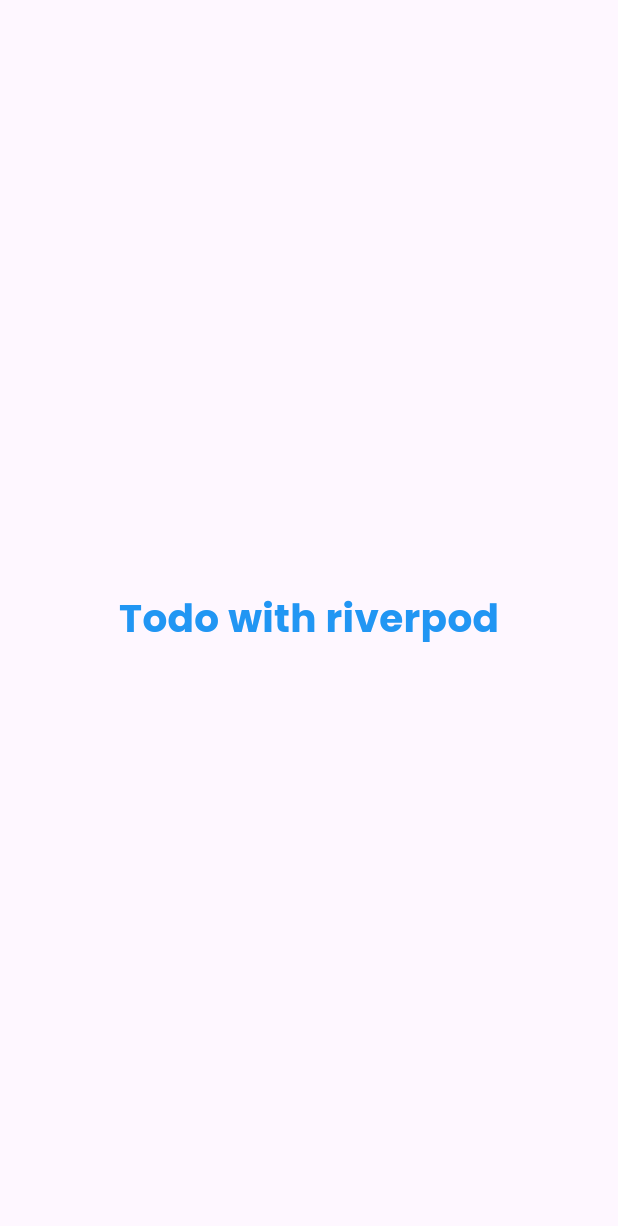
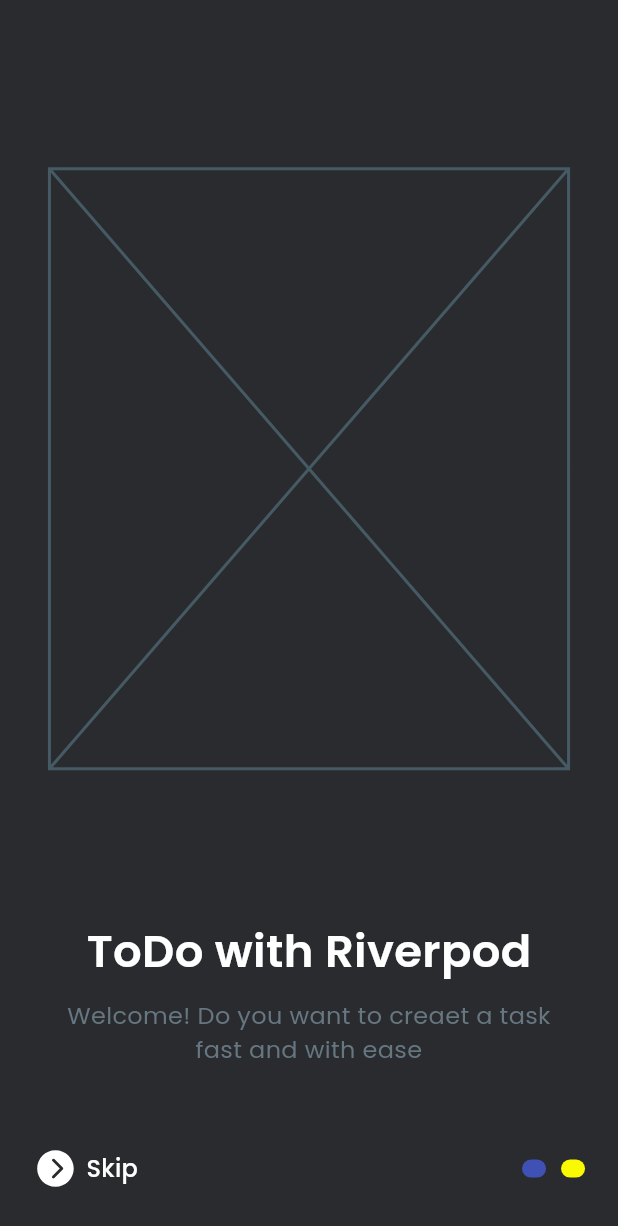
Before and after one commit to TheDP66/riverpod_todo, a Flutter app: the screen it shows after launch, on a phone screen of 412 x 824 dp. Shown: the top 1226 px of the screen. Run offline on Flutter 3.47's test engine with Material 3 defaults, Android fonts, the phone set to English and light mode, and no system bars; drawn by our look-alikes of smooth_page_indicator; our stand-ins replace flutter_screenutil, flutter_vector_icons, google_fonts, hooks_riverpod.

Commit message:
first commit

```diff
--- /dev/null
+++ b/lib/common/utils/constants.dart
@@ -0,0 +1,22 @@
+import 'package:flutter/material.dart';
+import 'package:flutter_screenutil/flutter_screenutil.dart';
+
+class AppConst {
+  // private class
+  AppConst._();
+
+  static const Color kBkDark = Color(0xFF2a2b2e);
+  static const Color kLight = Color(0xFFFFFFFF);
+  static const Color kRed = Color(0xFFd80000);
+  static const Color kBlueLight = Color(0xFF027eb5);
+  static const Color kGreyDk = Color(0xFF707070);
+  static const Color kGreyLight = Color(0xFF667781);
+  static const Color kGreen = Color(0xFF20a31E);
+  static const Color kYellow = Color(0xFFF9F900);
+  static const Color kBkLight = Color(0x58797777);
+  static const Color kGreyBk = Color(0xFF202c33);
+
+  static double kWidth = 375.w;
+  static double kHeight = 825.h;
+  static double kRadius = 12.h;
+}
--- a/lib/features/onboarding/pages/onboarding.dart
+++ b/lib/features/onboarding/pages/onboarding.dart
@@ -1,10 +1,102 @@
 import 'package:flutter/material.dart';
+import 'package:flutter_screenutil/flutter_screenutil.dart';
+import 'package:flutter_vector_icons/flutter_vector_icons.dart';
+import 'package:riverpod_todo/common/utils/constants.dart';
+import 'package:riverpod_todo/common/widgets/app_style.dart';
+import 'package:riverpod_todo/common/widgets/reusable_text.dart';
+import 'package:riverpod_todo/common/widgets/width_spacer.dart';
+import 'package:riverpod_todo/features/onboarding/widgets/page_one.dart';
+import 'package:riverpod_todo/features/onboarding/widgets/page_two.dart';
+import 'package:smooth_page_indicator/smooth_page_indicator.dart';
 
-class OnBoarding extends StatelessWidget {
+class OnBoarding extends StatefulWidget {
   const OnBoarding({super.key});
 
   @override
+  State<OnBoarding> createState() => _OnBoardingState();
+}
+
+class _OnBoardingState extends State<OnBoarding> {
+  final PageController pageController = PageController();
+
+  @override
+  void dispose() {
+    pageController.dispose();
+    super.dispose();
+  }
+
+  @override
   Widget build(BuildContext context) {
-    return Container();
+    return Scaffold(
+      body: Stack(
+        children: [
+          PageView(
+            physics: const AlwaysScrollableScrollPhysics(),
+            controller: pageController,
+            children: const [
+              PageOne(),
+              PageTwo(),
+            ],
+          ),
+          Align(
+            alignment: Alignment.bottomCenter,
+            child: Padding(
+              padding: EdgeInsets.symmetric(
+                horizontal: 20.w,
+                vertical: 30.h,
+              ),
+              child: Row(
+                mainAxisAlignment: MainAxisAlignment.spaceBetween,
+                children: [
+                  GestureDetector(
+                    onTap: () {
+                      pageController.nextPage(
+                        duration: const Duration(
+                          milliseconds: 600,
+                        ),
+                        curve: Curves.ease,
+                      );
+                    },
+                    child: Row(
+                      children: [
+                        const Icon(
+                          Ionicons.chevron_forward_circle,
+                          size: 30,
+                          color: AppConst.kLight,
+                        ),
+                        const WidthSpacer(width: 5),
+                        ReusableText(
+                          text: "Skip",
+                          style: appstyle(
+                            16,
+                            AppConst.kLight,
+                            FontWeight.w500,
+                          ),
+                        ),
+                      ],
+                    ),
+                  ),
+                  GestureDetector(
+                    onTap: () {
+                      pageController.jumpToPage(1);
+                    },
+                    child: SmoothPageIndicator(
+                      controller: pageController,
+                      count: 2,
+                      effect: const WormEffect(
+                        dotHeight: 12,
+                        dotWidth: 16,
+                        spacing: 10,
+                        dotColor: AppConst.kYellow,
+                      ),
+                    ),
+                  ),
+                ],
+              ),
+            ),
+          ),
+        ],
+      ),
+    );
   }
 }
--- /dev/null
+++ b/lib/features/onboarding/widgets/page_one.dart
@@ -0,0 +1,60 @@
+import 'package:flutter/material.dart';
+import 'package:flutter_screenutil/flutter_screenutil.dart';
+import 'package:riverpod_todo/common/utils/constants.dart';
+import 'package:riverpod_todo/common/widgets/app_style.dart';
+import 'package:riverpod_todo/common/widgets/height_spacer.dart';
+import 'package:riverpod_todo/common/widgets/reusable_text.dart';
+
+class PageOne extends StatelessWidget {
+  const PageOne({super.key});
+
+  @override
+  Widget build(BuildContext context) {
+    return Container(
+      height: AppConst.kHeight,
+      width: AppConst.kWidth,
+      color: AppConst.kBkDark,
+      child: Column(
+        mainAxisAlignment: MainAxisAlignment.center,
+        crossAxisAlignment: CrossAxisAlignment.center,
+        children: [
+          Padding(
+            padding: EdgeInsets.symmetric(
+              horizontal: 30.w,
+            ),
+            child: const Placeholder(),
+          ),
+          const HeightSpacer(height: 100),
+          Column(
+            crossAxisAlignment: CrossAxisAlignment.center,
+            children: [
+              ReusableText(
+                text: "ToDo with Riverpod",
+                style: appstyle(
+                  30,
+                  AppConst.kLight,
+                  FontWeight.w600,
+                ),
+              ),
+              const HeightSpacer(height: 10),
+              Padding(
+                padding: EdgeInsets.symmetric(
+                  horizontal: 30.w,
+                ),
+                child: Text(
+                  "Welcome! Do you want to creaet a task fast and with ease",
+                  textAlign: TextAlign.center,
+                  style: appstyle(
+                    16,
+                    AppConst.kGreyLight,
+                    FontWeight.normal,
+                  ),
+                ),
+              ),
+            ],
+          )
+        ],
+      ),
+    );
+  }
+}
--- a/lib/main.dart
+++ b/lib/main.dart
@@ -1,7 +1,8 @@
 import 'package:flutter/material.dart';
 import 'package:flutter_screenutil/flutter_screenutil.dart';
 import 'package:hooks_riverpod/hooks_riverpod.dart';
-import 'package:riverpod_todo/features/todo/pages/homepage.dart';
+import 'package:riverpod_todo/common/utils/constants.dart';
+import 'package:riverpod_todo/features/onboarding/pages/onboarding.dart';
 
 void main() {
   runApp(
@@ -26,10 +27,14 @@ class App extends StatelessWidget {
           title: 'Riverpod Todo',
           debugShowCheckedModeBanner: true,
           theme: ThemeData(
-            colorScheme: ColorScheme.fromSeed(seedColor: Colors.deepPurple),
+            scaffoldBackgroundColor: AppConst.kBkDark,
+            colorScheme: ColorScheme.fromSeed(
+              seedColor: Colors.deepPurple,
+            ),
             useMaterial3: true,
           ),
-          home: const HomePage(),
+          themeMode: ThemeMode.dark,
+          home: const OnBoarding(),
         );
       },
     );
--- a/pubspec.yaml
+++ b/pubspec.yaml
@@ -38,6 +38,8 @@ dependencies:
   flutter_screenutil: ^5.9.0
   hooks_riverpod: ^2.4.7
   google_fonts: ^6.1.0
+  flutter_vector_icons: ^2.0.0
+  smooth_page_indicator: ^1.1.0
 
 dev_dependencies:
   flutter_test:
```
Also changed, not shown: lib/common/widgets/custom_otln_btn.dart (added, +52 -0 lines), lib/common/widgets/custom_text_field.dart (added, +87 -0 lines), lib/common/widgets/height_spacer.dart (added, +18 -0 lines), lib/common/widgets/width_spacer.dart (added, +18 -0 lines), lib/features/auth/pages/login_page.dart (added, +85 -0 lines), lib/features/onboarding/widgets/page_two.dart (added, +47 -0 lines), lib/features/todo/pages/homepage.dart (+36 -7 lines), pubspec.lock, 1 other file.
